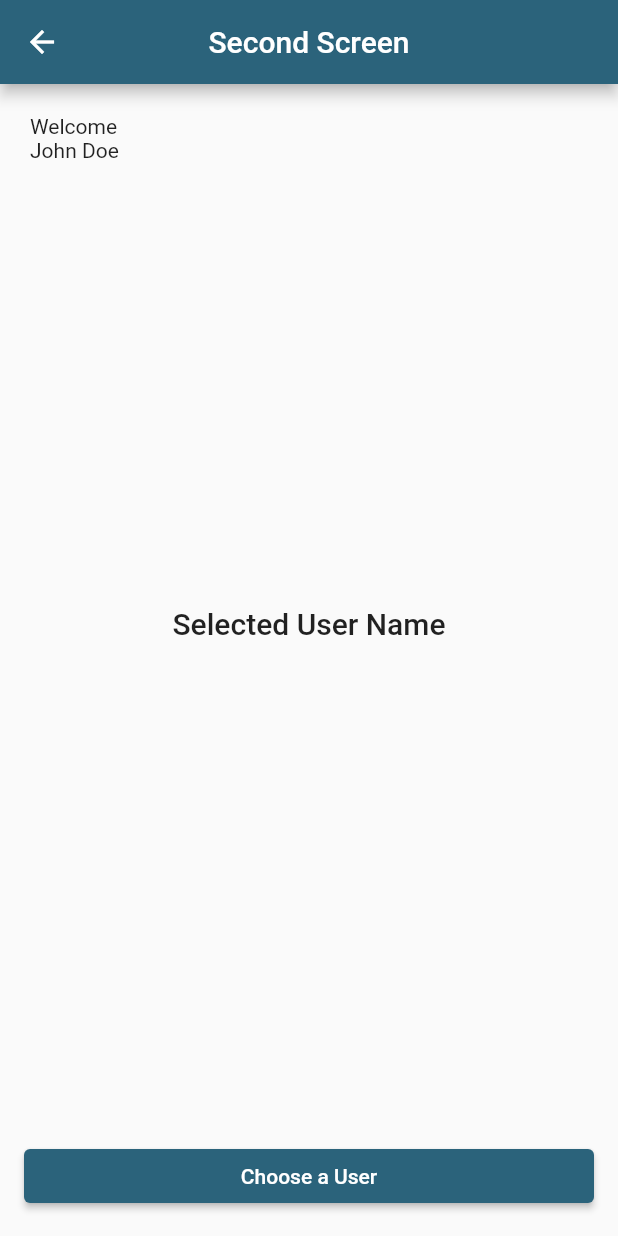
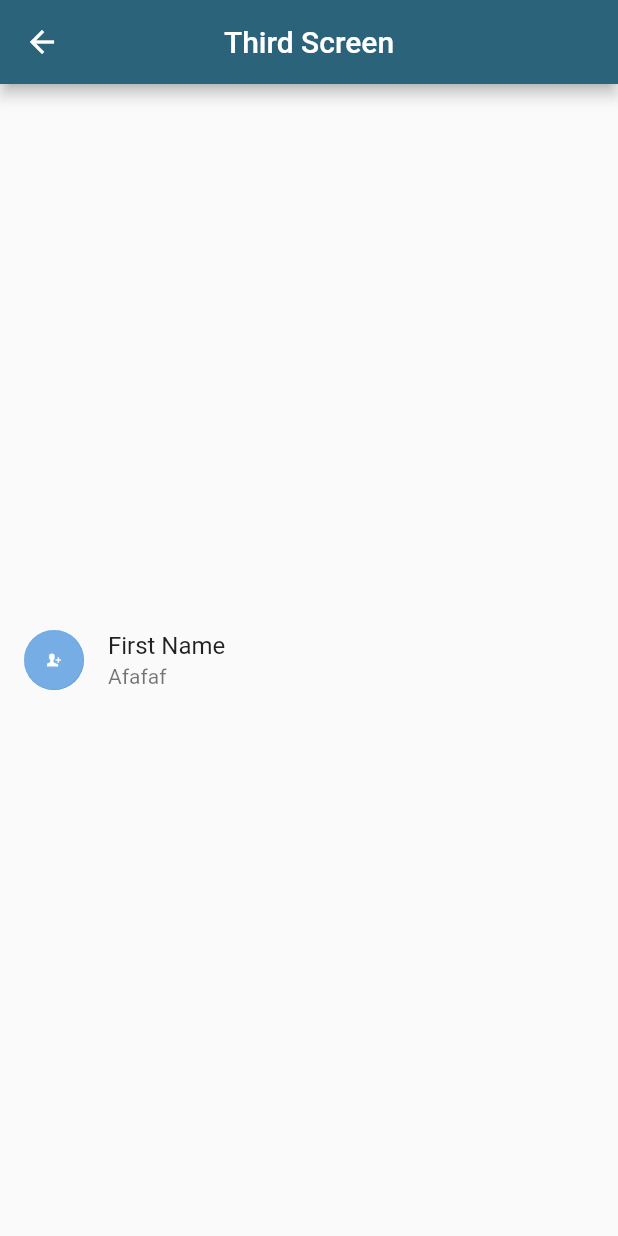
Before and after one commit to Kakaranara/Suitmedia-Exam, a Flutter app: the SecondScreen screen opened directly, after a tap on "Choose a User", on a phone screen of 412 x 824 dp. Run offline on Flutter 3.47's test engine with Material 2 defaults, Android fonts, the phone set to English and light mode, and no system bars; our stand-ins replace bloc.

Commit message:
third screen

```diff
--- a/lib/second.dart
+++ b/lib/second.dart
@@ -3,6 +3,7 @@
 import 'package:flutter/material.dart';
 import 'package:flutter/src/foundation/key.dart';
 import 'package:flutter/src/widgets/framework.dart';
+import 'package:suitmedia_test/third.dart';
 
 class SecondScreen extends StatefulWidget {
   const SecondScreen({Key? key}) : super(key: key);
@@ -47,7 +48,10 @@ class _SecondScreenState extends State<SecondScreen> {
       padding: const EdgeInsets.all(16),
       child: ElevatedButton(
         child: Text("Choose a User"),
-        onPressed: () {},
+        onPressed: () {
+          Navigator.of(context)
+              .push(MaterialPageRoute(builder: (_) => ThirdScreen()));
+        },
       ),
     );
   }
--- a/lib/third.dart
+++ b/lib/third.dart
@@ -1,15 +1,34 @@
 import 'package:flutter/material.dart';
 
-class SecondScreen extends StatefulWidget {
-  const SecondScreen({Key? key}) : super(key: key);
+class ThirdScreen extends StatefulWidget {
+  const ThirdScreen({Key? key}) : super(key: key);
 
   @override
-  State<SecondScreen> createState() => _SecondScreenState();
+  State<ThirdScreen> createState() => _ThirdScreenState();
 }
 
-class _SecondScreenState extends State<SecondScreen> {
+class _ThirdScreenState extends State<ThirdScreen> {
   @override
   Widget build(BuildContext context) {
-    return Scaffold();
+    return Scaffold(
+      appBar: AppBar(
+        centerTitle: true,
+        title: Text("Third Screen"),
+      ),
+      body: Center(
+        child: _card(),
+      ),
+    );
+  }
+
+  Widget _card() {
+    return InkWell(
+      onTap: () {},
+      child: ListTile(
+        leading: CircleAvatar(child: Image.asset("res/ic_photo.png")),
+        title: Text("First Name"),
+        subtitle: Text("Afafaf"),
+      ),
+    );
   }
 }
```
